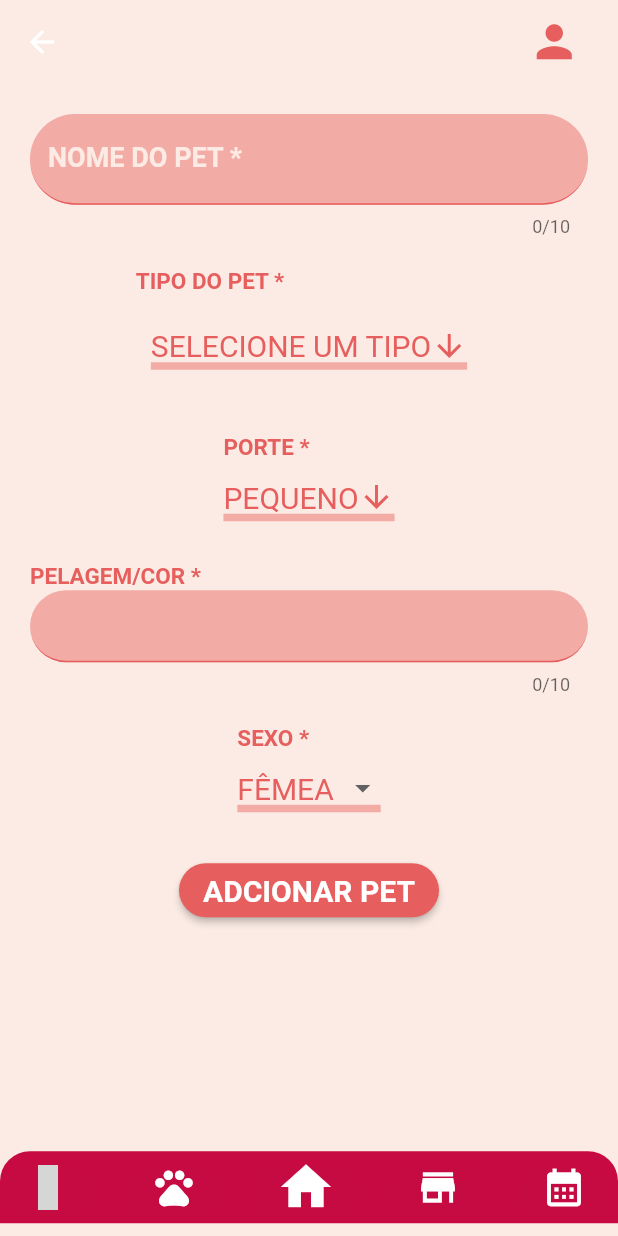
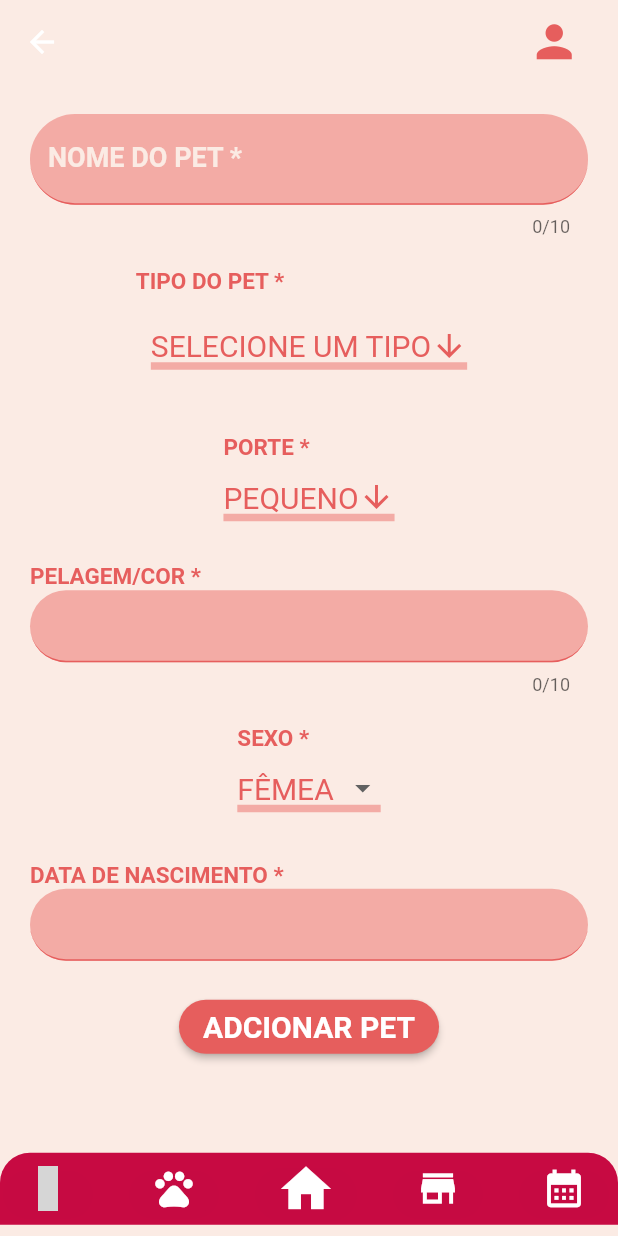
Before and after one commit to anaclara-s/petshop, a Flutter app: the screen it shows after launch, in the side drawer, after a tap on "ADICIONAR PET", on a phone screen of 412 x 824 dp. Run offline on Flutter 3.47's test engine with Material 2 defaults, Android fonts, the phone set to English and light mode, and no system bars; our stand-ins replace mask_text_input_formatter, material_design_icons_flutter; grey boxes are pictures that could not be loaded.

Commit message:
adcionado widget Birthdate

```diff
--- a/lib/screens/add_your_pets_screen.dart
+++ b/lib/screens/add_your_pets_screen.dart
@@ -2,6 +2,7 @@ import 'package:flutter/material.dart';
 
 import '../shared/constants/constants.dart';
 import '../shared/themes/bottom_menu.dart';
+import '../shared/widgets/pets_birthdate.dart';
 import '../shared/widgets/pets_fur_color.dart';
 import '../shared/widgets/pets_gender.dart';
 import '../shared/widgets/pets_size.dart';
@@ -30,24 +31,18 @@ class AddYourPetsScreen extends StatelessWidget {
                   PetsNameWidget(
                     controller: _petsNameController,
                   ),
-                  const SizedBox(
-                    height: 20,
-                  ),
+                  const SizedBox(height: 20),
                   const PetsBreedsWidget(),
-                  const SizedBox(
-                    height: 25,
-                  ),
+                  const SizedBox(height: 25),
                   const PetsSizeWidget(),
-                  const SizedBox(
-                    height: 20,
-                  ),
+                  const SizedBox(height: 20),
                   PetsFurColorWidget(
                     controller: _petsFurColorController,
                   ),
-                  const SizedBox(
-                    height: 20,
-                  ),
+                  const SizedBox(height: 20),
                   PetsGenderWidget(),
+                  const SizedBox(height: 25),
+                  PetsBirthdateWidget(),
                 ],
               ),
             ),
@@ -58,7 +53,7 @@ class AddYourPetsScreen extends StatelessWidget {
               child: const Text('ADCIONAR PET'),
             ),
             const SizedBox(
-              height: 150,
+              height: 60,
             ),
             BottomMenu(),
           ],
--- /dev/null
+++ b/lib/shared/widgets/pets_birthdate.dart
@@ -0,0 +1,47 @@
+import 'package:flutter/material.dart';
+import 'package:intl/intl.dart';
+
+import '../constants/constants.dart';
+
+class PetsBirthdateWidget extends StatefulWidget {
+  const PetsBirthdateWidget({super.key});
+
+  @override
+  State<PetsBirthdateWidget> createState() => _PetsBirthdateWidgetState();
+}
+
+class _PetsBirthdateWidgetState extends State<PetsBirthdateWidget> {
+  TextEditingController dateController = TextEditingController();
+
+  @override
+  Widget build(BuildContext context) {
+    return Column(
+      crossAxisAlignment: CrossAxisAlignment.start,
+      children: [
+        Text(
+          'DATA DE NASCIMENTO * ',
+          style: TextStyle(
+              fontSize: 15,
+              fontWeight: FontWeight.bold,
+              color: kButonsBackgroundColor),
+        ),
+        TextFormField(
+          controller: dateController,
+          onTap: () async {
+            FocusScope.of(context).requestFocus(new FocusNode());
+            final DateTime? picked = await showDatePicker(
+              context: context,
+              initialDate: DateTime.now(),
+              firstDate: DateTime(2000),
+              lastDate: DateTime.now(),
+            );
+            if (picked != null && picked != DateTime.now()) {
+              dateController.text = DateFormat('dd/MM/yyyy').format(picked);
+            }
+            ;
+          },
+        ),
+      ],
+    );
+  }
+}
```
